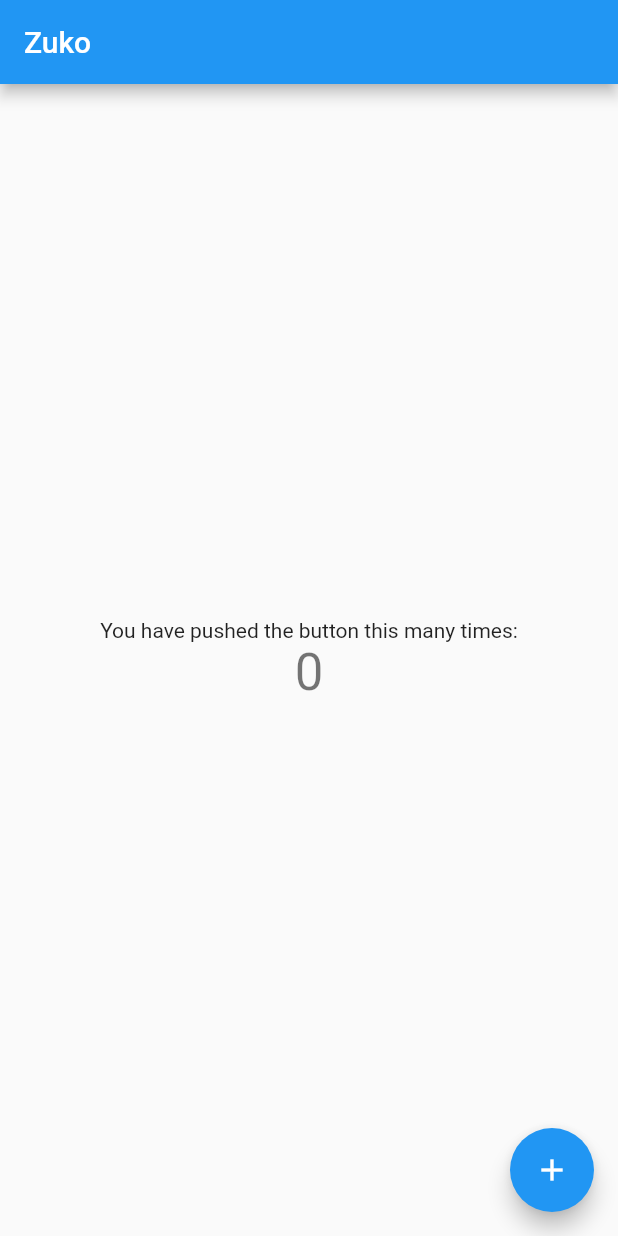
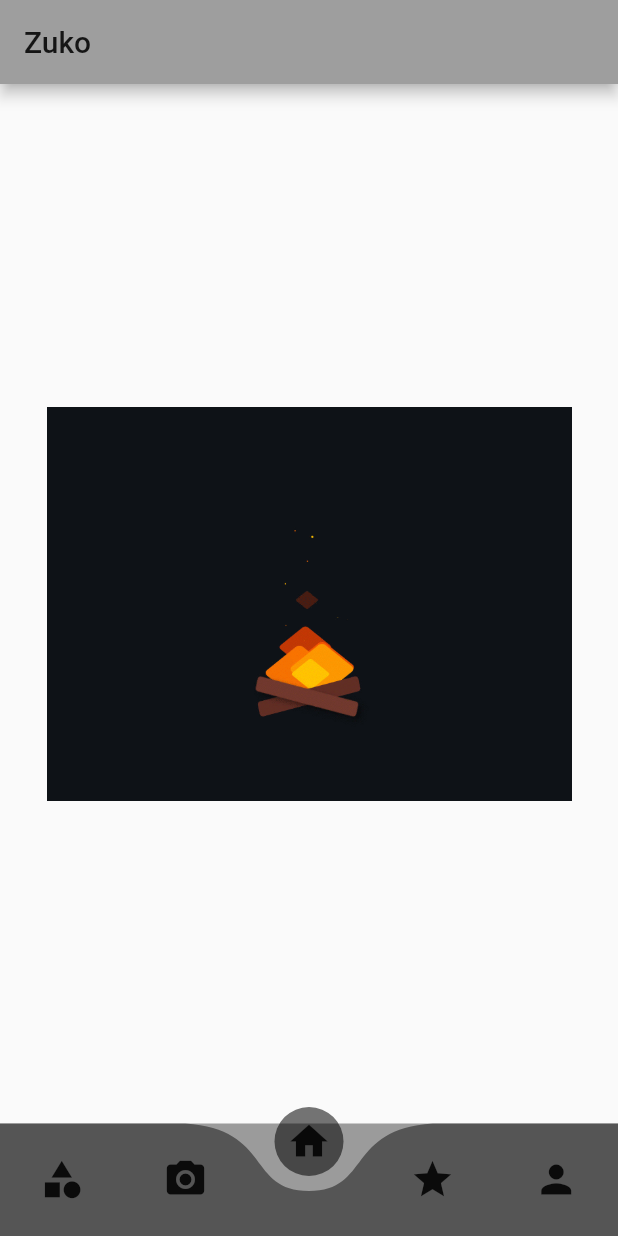
Before and after one commit to NullPointersInc/Zuko-Android, a Flutter app: the screen it shows after launch, on a phone screen of 412 x 824 dp. Run offline on Flutter 3.47's test engine with Material 2 defaults, Android fonts, the phone set to English and light mode, and no system bars; drawn by our look-alikes of curved_navigation_bar.

Commit message:
zuko: Add initial homepage

```diff
--- a/lib/main.dart
+++ b/lib/main.dart
@@ -1,3 +1,4 @@
+import 'package:curved_navigation_bar/curved_navigation_bar.dart';
 import 'package:flutter/material.dart';
 
 void main() => runApp(MyApp());
@@ -9,16 +10,11 @@ class MyApp extends StatelessWidget {
     return MaterialApp(
       title: 'Zuko',
       theme: ThemeData(
-        // This is the theme of your application.
-        //
-        // Try running your application with "flutter run". You'll see the
-        // application has a blue toolbar. Then, without quitting the app, try
-        // changing the primarySwatch below to Colors.green and then invoke
-        // "hot reload" (press "r" in the console where you ran "flutter run",
-        // or simply save your changes to "hot reload" in a Flutter IDE).
-        // Notice that the counter didn't reset back to zero; the application
-        // is not restarted.
-        primarySwatch: Colors.blue,
+        brightness: Brightness.light,
+        primaryColor: Colors.grey,
+      ),
+      darkTheme: ThemeData(
+        brightness: Brightness.dark,
       ),
       home: MyHomePage(title: 'Zuko'),
     );
@@ -44,18 +40,6 @@ class MyHomePage extends StatefulWidget {
 }
 
 class _MyHomePageState extends State<MyHomePage> {
-  int _counter = 0;
-
-  void _incrementCounter() {
-    setState(() {
-      // This call to setState tells the Flutter framework that something has
-      // changed in this State, which causes it to rerun the build method below
-      // so that the display can reflect the updated values. If we changed
-      // _counter without calling setState(), then the build method would not be
-      // called again, and so nothing would appear to happen.
-      _counter++;
-    });
-  }
 
   @override
   Widget build(BuildContext context) {
@@ -70,6 +54,23 @@ class _MyHomePageState extends State<MyHomePage> {
         // Here we take the value from the MyHomePage object that was created by
         // the App.build method, and use it to set our appbar title.
         title: Text(widget.title),
+      ),
+      bottomNavigationBar: CurvedNavigationBar(
+        backgroundColor: Colors.black38,
+        color: Colors.black45,
+        buttonBackgroundColor: Colors.black54,
+        index: 2,
+        animationDuration: Duration(milliseconds: 300),
+        items: <Widget>[
+          Icon(Icons.category, size: 30),
+          Icon(Icons.camera_alt, size: 30),
+          Icon(Icons.home, size: 30),
+          Icon(Icons.star, size: 30),
+          Icon(Icons.person, size: 30),
+        ],
+        onTap: (index) {
+          //Handle button tap
+        },
       ),
       body: Center(
         // Center is a layout widget. It takes a single child and positions it
@@ -91,20 +92,13 @@ class _MyHomePageState extends State<MyHomePage> {
           // horizontal).
           mainAxisAlignment: MainAxisAlignment.center,
           children: <Widget>[
-            Text(
-              'You have pushed the button this many times:',
-            ),
-            Text(
-              '$_counter',
-              style: Theme.of(context).textTheme.display1,
-            ),
+            Image.asset(
+              "assets/fire.gif",
+              height: 350.0,
+              width: 350.0,
+            )
           ],
         ),
-      ),
-      floatingActionButton: FloatingActionButton(
-        onPressed: _incrementCounter,
-        tooltip: 'Increment',
-        child: Icon(Icons.add),
       ), // This trailing comma makes auto-formatting nicer for build methods.
     );
   }
```
Also changed, not shown: pubspec.yaml (+9 -22 lines), assets/fire.gif (added), assets/logo.jpg (added), pubspec.lock.
